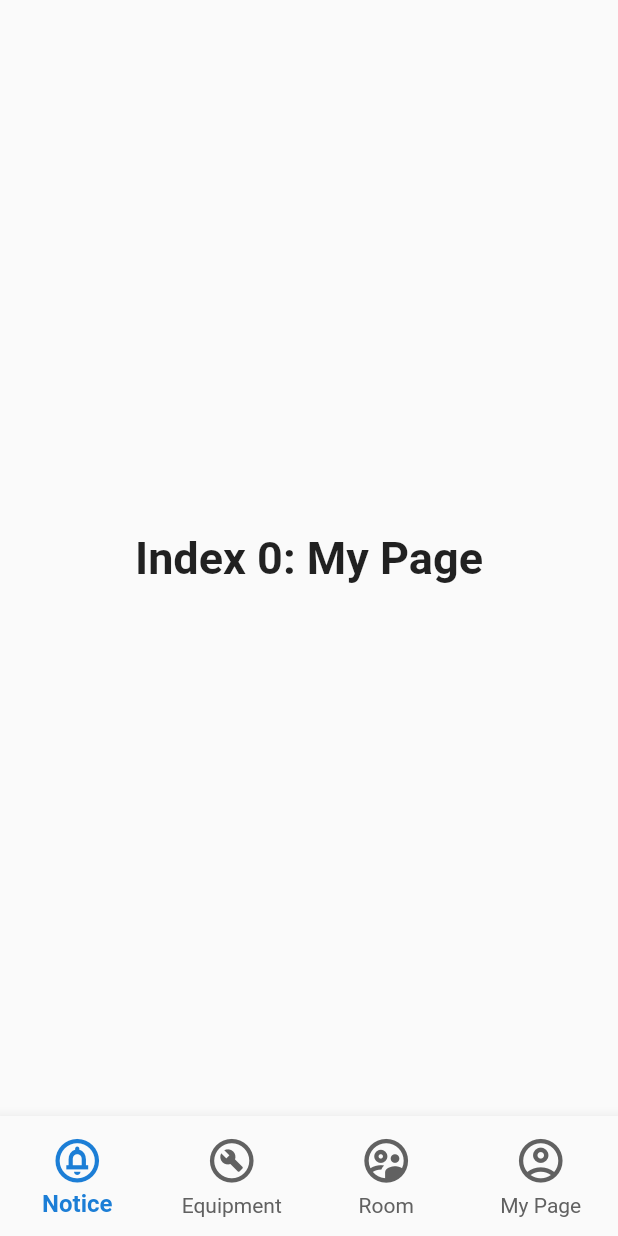
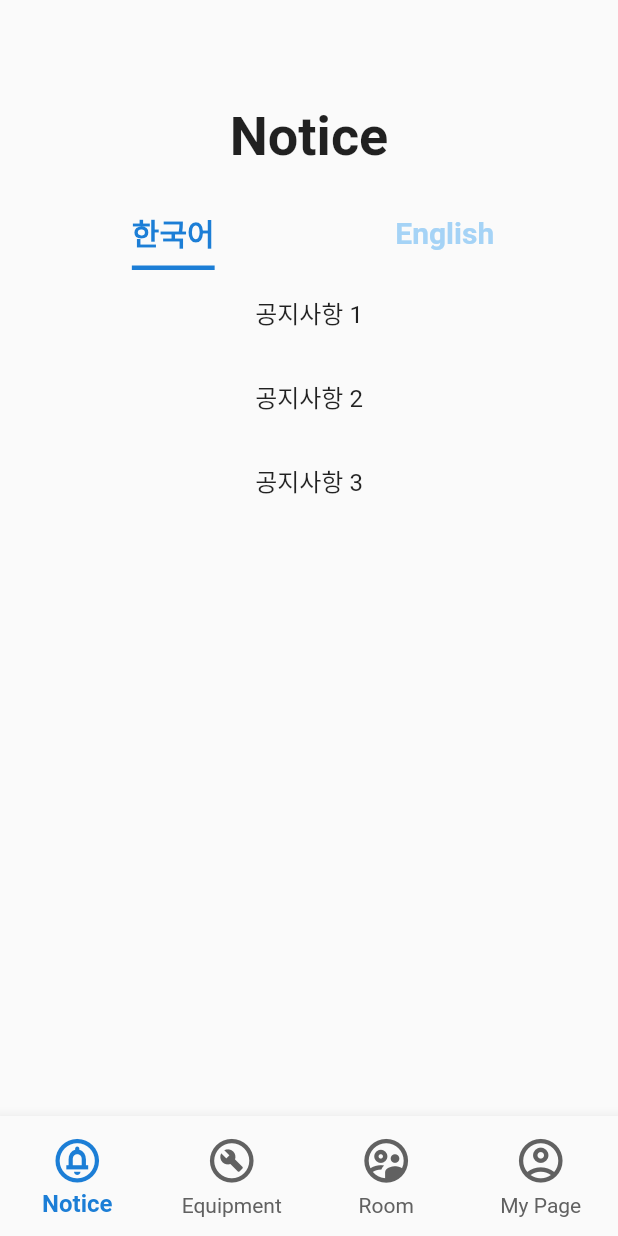
Before and after one commit to CAU-MobileApp-2023/CAU-rent, a Flutter app: the HomePage screen opened directly, on a phone screen of 412 x 824 dp. Run offline on Flutter 3.47's test engine with Material 2 defaults, Android fonts, the phone set to English and light mode, and no system bars.

Commit message:
[FEAT] 공지 화면 초기 구현

```diff
--- a/lib/main.dart
+++ b/lib/main.dart
@@ -1,4 +1,5 @@
 import 'package:flutter/material.dart';
+import 'package:teamproject/notice_page.dart';
 import 'package:teamproject/login_page.dart';
 import 'package:teamproject/room_page.dart';
 import 'package:teamproject/style.dart';
@@ -29,7 +30,7 @@ class HomePage extends StatefulWidget {
 class _HomePageState extends State<HomePage> {
   int _selectedPage = 0;
   static final List<Widget> _pages = <Widget>[
-    const Text('Index 0: My Page', style: TextStyle(fontSize: 30, fontWeight: FontWeight.bold)),
+    const NoticePage(),
     const EquipmentPage(),
     const RoomPage(),
     const MyPage(),
--- /dev/null
+++ b/lib/notice_page.dart
@@ -0,0 +1,90 @@
+import 'package:flutter/material.dart';
+import 'package:teamproject/style.dart';
+
+class NoticePage extends StatefulWidget {
+  const NoticePage({super.key});
+
+  @override
+  State<NoticePage> createState() => _NoticePageState();
+}
+
+class _NoticePageState extends State<NoticePage> {
+  final List<String> koreanNotices = [
+    "공지사항 1",
+    "공지사항 2",
+    "공지사항 3",
+  ];
+
+  final List<String> englishNotices = [
+    "Notice 1",
+    "Notice 2",
+    "Notice 3",
+  ];
+
+  @override
+  Widget build(BuildContext context) {
+    return DefaultTabController(
+      length: 2,
+      child: Scaffold(
+        body: Column(
+          children: [
+            const SizedBox(height: 70),
+            const Text(
+              "Notice",
+              style: TextStyle(fontSize: 36, fontWeight: FontWeight.bold),
+            ),
+            const SizedBox(height: 20),
+            const Padding(
+              padding: EdgeInsets.symmetric(horizontal: 25),
+              child: TabBar(
+                labelStyle: TextStyle(fontSize: 20, fontWeight: FontWeight.bold),
+                labelColor: AppColor.Blue,
+                unselectedLabelColor: AppColor.Blue2,
+                indicatorSize: TabBarIndicatorSize.label,
+                indicator: UnderlineTabIndicator(
+                  borderSide: BorderSide(width: 3, color: AppColor.Blue),
+                ),
+                tabs: [
+                  Tab(text: '한국어'),
+                  Tab(text: 'English'),
+                ],
+              ),
+            ),
+            Expanded(
+              child: TabBarView(
+                children: [
+                  // 한국어 탭의 내용
+                  ListView.builder(
+                    itemCount: koreanNotices.length,
+                    itemBuilder: (context, index) {
+                      return ListTile(
+                        title: Center(
+                          child: Text(koreanNotices[index],
+                          textAlign: TextAlign.center,
+                          ),
+                        ),
+                      );
+                    },
+                  ),
+                  // English 탭의 내용
+                  ListView.builder(
+                    itemCount: englishNotices.length,
+                    itemBuilder: (context, index) {
+                      return ListTile(
+                        title: Center (
+                          child: Text(englishNotices[index],
+                          textAlign: TextAlign.center,
+                          ),
+                        ),
+                      );
+                    },
+                  ),
+                ],
+              ),
+            ),
+          ],
+        ),
+      ),
+    );
+  }
+}
```
